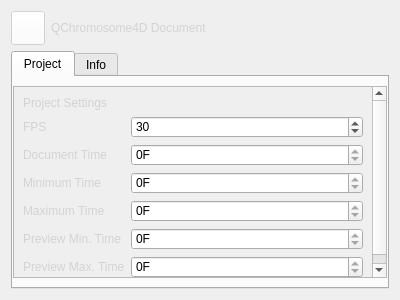
Michalaq/ChromosomeVisualizer, file QChromosome/projectsettings.ui: the form before one commit.
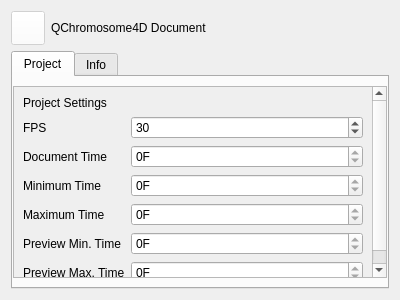
The form after the commit. Icons and pictures are not drawn. Custom widgets are drawn as their Qt base class.

```diff
--- a/QChromosome/projectsettings.ui
+++ b/QChromosome/projectsettings.ui
@@ -13,12 +13,6 @@
   <property name="windowTitle">
    <string>Form</string>
   </property>
-  <property name="styleSheet">
-   <string notr="true">.QLabel, .Label, .label {
-	color: lightgray;
-}
-</string>
-  </property>
   <layout class="QVBoxLayout" name="verticalLayout_3">
    <item>
     <layout class="QHBoxLayout" name="horizontalLayout">
@@ -102,7 +96,7 @@
             <x>0</x>
             <y>0</y>
             <width>362</width>
-            <height>208</height>
+            <height>214</height>
            </rect>
           </property>
           <layout class="QVBoxLayout" name="verticalLayout_2">
@@ -392,16 +386,16 @@
    <extends>QPushButton</extends>
    <header>mediacontrol.h</header>
   </customwidget>
-  <customwidget>
-   <class>Label</class>
-   <extends>QLabel</extends>
-   <header>label.h</header>
-  </customwidget>
   <customwidget>
    <class>SpinBox</class>
    <extends>QSpinBox</extends>
    <header>spinbox.h</header>
   </customwidget>
+  <customwidget>
+   <class>Label</class>
+   <extends>QLabel</extends>
+   <header>label.h</header>
+  </customwidget>
   <customwidget>
    <class>LineEdit</class>
    <extends>QLineEdit</extends>
```
Left out of the diff: 36 changed lines with no effect on the pictures.
